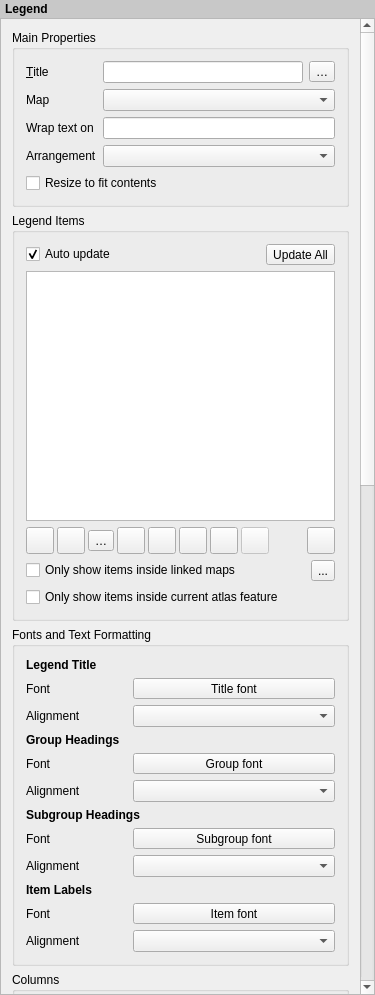
nextgis/nextgisqgis, file src/ui/layout/qgslayoutlegendwidgetbase.ui: the form before one commit.
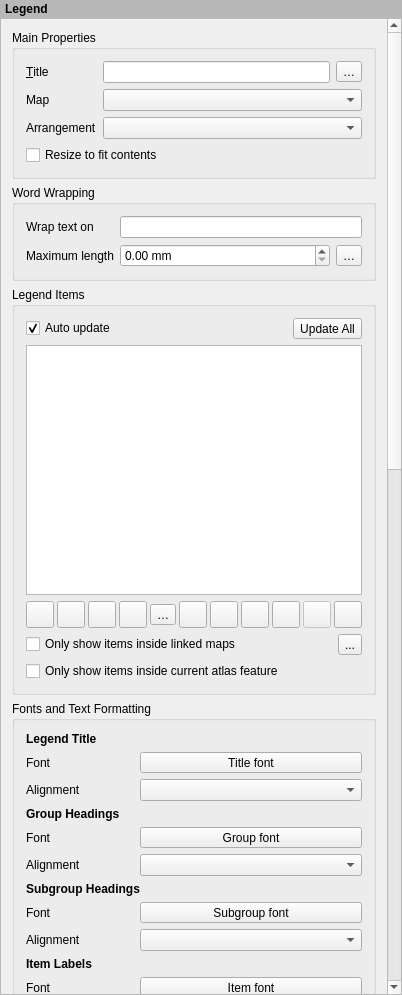
The form after the commit. Icons and pictures are not drawn. Custom widgets are drawn as their Qt base class.

What changed in the file:
```diff
--- a/src/ui/layout/qgslayoutlegendwidgetbase.ui
+++ b/src/ui/layout/qgslayoutlegendwidgetbase.ui
@@ -6,7 +6,7 @@
    <rect>
     <x>0</x>
     <y>0</y>
-    <width>375</width>
+    <width>402</width>
     <height>995</height>
    </rect>
   </property>
@@ -44,7 +44,7 @@
       </sizepolicy>
      </property>
      <property name="styleSheet">
-      <string notr="true">padding: 2px; font-weight: bold; background-color: rgb(200, 200, 200);</string>
+      <string notr="true">padding: 2px; font-weight: bold; background-color: palette(mid);</string>
      </property>
      <property name="text">
       <string>Legend</string>
@@ -64,8 +64,8 @@
        <rect>
         <x>0</x>
         <y>0</y>
-        <width>359</width>
-        <height>2256</height>
+        <width>386</width>
+        <height>2334</height>
        </rect>
       </property>
       <layout class="QVBoxLayout" name="mainLayout">
@@ -84,43 +84,15 @@
           <bool>false</bool>
          </property>
          <layout class="QGridLayout" name="gridLayout_2">
-          <item row="0" column="1">
-           <widget class="QLineEdit" name="mTitleLineEdit"/>
-          </item>
-          <item row="2" column="0">
-           <widget class="QLabel" name="label">
+          <item row="3" column="0">
+           <widget class="QLabel" name="label_15">
             <property name="text">
-             <string>Wrap text on</string>
+             <string>Arrangement</string>
             </property>
            </widget>
           </item>
-          <item row="2" column="1" colspan="2">
-           <widget class="QLineEdit" name="mWrapCharLineEdit">
-            <property name="frame">
-             <bool>true</bool>
-            </property>
-           </widget>
-          </item>
-          <item row="0" column="2">
-           <widget class="QgsPropertyOverrideButton" name="mLegendTitleDDBtn">
-            <property name="text">
-             <string>…</string>
-            </property>
-           </widget>
-          </item>
-          <item row="4" column="0" colspan="2">
-           <widget class="QCheckBox" name="mCheckboxResizeContents">
-            <property name="text">
-             <string>Resize to fit contents</string>
-            </property>
-           </widget>
-          </item>
-          <item row="1" column="0">
-           <widget class="QLabel" name="mMapLabel">
-            <property name="text">
-             <string>Map</string>
-            </property>
-           </widget>
+          <item row="1" column="1" colspan="2">
+           <widget class="QgsLayoutItemComboBox" name="mMapComboBox"/>
           </item>
           <item row="0" column="0">
            <widget class="QLabel" name="mTitleLabel">
@@ -132,16 +104,80 @@
             </property>
            </widget>
           </item>
-          <item row="1" column="1" colspan="2">
-           <widget class="QgsLayoutItemComboBox" name="mMapComboBox"/>
+          <item row="0" column="2">
+           <widget class="QgsPropertyOverrideButton" name="mLegendTitleDDBtn">
+            <property name="text">
+             <string>…</string>
+            </property>
+           </widget>
           </item>
           <item row="3" column="1" colspan="2">
            <widget class="QgsAlignmentComboBox" name="mArrangementCombo"/>
           </item>
-          <item row="3" column="0">
-           <widget class="QLabel" name="label_15">
+          <item row="1" column="0">
+           <widget class="QLabel" name="mMapLabel">
             <property name="text">
-             <string>Arrangement</string>
+             <string>Map</string>
+            </property>
+           </widget>
+          </item>
+          <item row="4" column="0" colspan="2">
+           <widget class="QCheckBox" name="mCheckboxResizeContents">
+            <property name="text">
+             <string>Resize to fit contents</string>
+            </property>
+           </widget>
+          </item>
+          <item row="0" column="1">
+           <widget class="QLineEdit" name="mTitleLineEdit"/>
+          </item>
+         </layout>
+        </widget>
+       </item>
+       <item>
+        <widget class="QgsCollapsibleGroupBoxBasic" name="groupBox">
+         <property name="title">
+          <string>Word Wrapping</string>
+         </property>
+         <layout class="QGridLayout" name="gridLayout_6" columnstretch="0,1,0">
+          <item row="0" column="0">
+           <widget class="QLabel" name="label">
+            <property name="text">
+             <string>Wrap text on</string>
+            </property>
+           </widget>
+          </item>
+          <item row="1" column="0">
+           <widget class="QLabel" name="label_16">
+            <property name="text">
+             <string>Maximum length</string>
+            </property>
+           </widget>
+          </item>
+          <item row="1" column="1">
+           <widget class="QgsDoubleSpinBox" name="mMaxWidthSpinBox">
+            <property name="prefix">
+             <string/>
+            </property>
+            <property name="suffix">
+             <string> mm</string>
+            </property>
+            <property name="showClearButton" stdset="0">
+             <bool>false</bool>
+            </property>
+           </widget>
+          </item>
+          <item row="1" column="2">
+           <widget class="QgsPropertyOverrideButton" name="mLegendAutoWrapWidthDDBtn">
+            <property name="text">
+             <string>…</string>
+            </property>
+           </widget>
+          </item>
+          <item row="0" column="1" colspan="2">
+           <widget class="QLineEdit" name="mWrapCharLineEdit">
+            <property name="frame">
+             <bool>true</bool>
             </property>
            </widget>
           </item>
@@ -227,6 +263,52 @@
             <property name="spacing">
              <number>3</number>
             </property>
+            <item>
+             <widget class="QToolButton" name="mExpandAllToolButton">
+              <property name="sizePolicy">
+               <sizepolicy hsizetype="Preferred" vsizetype="Fixed">
+                <horstretch>0</horstretch>
+                <verstretch>0</verstretch>
+               </sizepolicy>
+              </property>
+              <property name="toolTip">
+               <string>Expand all</string>
+              </property>
+              <property name="text">
+               <string/>
+              </property>
+              <property name="icon">
+               <iconset resource="../../../images/images.qrc">
+                <normaloff>:/images/themes/default/mActionExpandTree.svg</normaloff>:/images/themes/default/mActionExpandTree.svg</iconset>
+              </property>
+              <property name="iconSize">
+               <size>
+                <width>20</width>
+                <height>20</height>
+               </size>
+              </property>
+             </widget>
+            </item>
+            <item>
+             <widget class="QToolButton" name="mCollapseAllToolButton">
+              <property name="toolTip">
+               <string>Collapse all</string>
+              </property>
+              <property name="text">
+               <string/>
+              </property>
+              <property name="icon">
+               <iconset resource="../../../images/images.qrc">
+                <normaloff>:/images/themes/default/mActionCollapseTree.svg</normaloff>:/images/themes/default/mActionCollapseTree.svg</iconset>
+              </property>
+              <property name="iconSize">
+               <size>
+                <width>20</width>
+                <height>20</height>
+               </size>
+              </property>
+             </widget>
+            </item>
             <item>
              <widget class="QToolButton" name="mMoveDownToolButton">
               <property name="sizePolicy">
@@ -483,22 +565,8 @@
           <bool>true</bool>
          </property>
          <layout class="QGridLayout" name="gridLayout_4" columnstretch="0,0,0">
-          <item row="11" column="0">
-           <widget class="QLabel" name="label_20">
-            <property name="text">
-             <string>Alignment</string>
-            </property>
-           </widget>
-          </item>
-          <item row="4" column="0">
-           <widget class="QLabel" name="label_22">
-            <property name="text">
-             <string>Font</string>
-            </property>
-           </widget>
-          </item>
-          <item row="7" column="1" colspan="2">
-           <widget class="QgsFontButton" name="mLayerFontButton">
+          <item row="11" column="1" colspan="2">
+           <widget class="QgsFontButton" name="mItemFontButton">
             <property name="sizePolicy">
              <sizepolicy hsizetype="Expanding" vsizetype="Fixed">
               <horstretch>0</horstretch>
@@ -506,21 +574,40 @@
              </sizepolicy>
             </property>
             <property name="text">
-             <string>Subgroup font</string>
+             <string>Item font</string>
             </property>
            </widget>
           </item>
-          <item row="6" column="0" colspan="3">
+          <item row="6" column="1" colspan="2">
+           <widget class="QgsAlignmentComboBox" name="mGroupAlignCombo"/>
+          </item>
+          <item row="7" column="0" colspan="3">
            <widget class="QLabel" name="label_23">
             <property name="text">
              <string>&lt;b&gt;Subgroup Headings&lt;/b&gt;</string>
             </property>
            </widget>
           </item>
-          <item row="9" column="0" colspan="3">
-           <widget class="QLabel" name="label_25">
+          <item row="2" column="1" colspan="2">
+           <widget class="QgsAlignmentComboBox" name="mTitleAlignCombo"/>
+          </item>
+          <item row="3" column="0" colspan="3">
+           <widget class="QLabel" name="label_21">
             <property name="text">
-             <string>&lt;b&gt;Item Labels&lt;/b&gt;</string>
+             <string>&lt;b&gt;Group Headings&lt;/b&gt;</string>
+            </property>
+           </widget>
+          </item>
+          <item row="5" column="1" colspan="2">
+           <widget class="QgsFontButton" name="mGroupFontButton">
+            <property name="sizePolicy">
+             <sizepolicy hsizetype="Expanding" vsizetype="Fixed">
+              <horstretch>0</horstretch>
+              <verstretch>0</verstretch>
+             </sizepolicy>
+            </property>
+            <property name="text">
+             <string>Group font</string>
             </property>
            </widget>
           </item>
@@ -531,20 +618,23 @@
             </property>
            </widget>
           </item>
-          <item row="5" column="0">
-           <widget class="QLabel" name="label_18_alignment">
-            <property name="text">
-             <string>Alignment</string>
-            </property>
-           </widget>
-          </item>
-          <item row="8" column="0">
+          <item row="9" column="0">
            <widget class="QLabel" name="label_19_alignment">
             <property name="text">
              <string>Alignment</string>
             </property>
            </widget>
           </item>
+          <item row="0" column="0" colspan="3">
+           <widget class="QLabel" name="label_27">
+            <property name="text">
+             <string>&lt;b&gt;Legend Title&lt;/b&gt;</string>
+            </property>
+           </widget>
+          </item>
+          <item row="12" column="1" colspan="2">
+           <widget class="QgsAlignmentComboBox" name="mItemAlignCombo"/>
+          </item>
           <item row="1" column="0">
            <widget class="QLabel" name="label_28">
             <property name="text">
@@ -552,49 +642,20 @@
             </property>
            </widget>
           </item>
-          <item row="4" column="1" colspan="2">
-           <widget class="QgsFontButton" name="mGroupFontButton">
-            <property name="sizePolicy">
-             <sizepolicy hsizetype="Expanding" vsizetype="Fixed">
-              <horstretch>0</horstretch>
-              <verstretch>0</verstretch>
-             </sizepolicy>
-            </property>
-            <property name="text">
-             <string>Group font</string>
-            </property>
-           </widget>
-          </item>
-          <item row="10" column="1" colspan="2">
-           <widget class="QgsFontButton" name="mItemFontButton">
-            <property name="sizePolicy">
-             <sizepolicy hsizetype="Expanding" vsizetype="Fixed">
-              <horstretch>0</horstretch>
-              <verstretch>0</verstretch>
-             </sizepolicy>
-            </property>
-            <property name="text">
-             <string>Item font</string>
-            </property>
-           </widget>
-          </item>
-          <item row="7" column="0">
+          <item row="8" column="0">
            <widget class="QLabel" name="label_24">
             <property name="text">
              <string>Font</string>
             </property>
            </widget>
           </item>
-          <item row="10" column="0">
-           <widget class="QLabel" name="label_26">
+          <item row="10" column="0" colspan="3">
+           <widget class="QLabel" name="label_25">
             <property name="text">
-             <string>Font</string>
+             <string>&lt;b&gt;Item Labels&lt;/b&gt;</string>
             </property>
            </widget>
           </item>
-          <item row="5" column="1" colspan="2">
-           <widget class="QgsAlignmentComboBox" name="mGroupAlignCombo"/>
-          </item>
           <item row="1" column="1" colspan="2">
            <widget class="QgsFontButton" name="mTitleFontButton">
             <property name="sizePolicy">
@@ -608,29 +669,50 @@
             </property>
            </widget>
           </item>
+          <item row="12" column="0">
+           <widget class="QLabel" name="label_20">
+            <property name="text">
+             <string>Alignment</string>
+            </property>
+           </widget>
+          </item>
+          <item row="11" column="0">
+           <widget class="QLabel" name="label_26">
+            <property name="text">
+             <string>Font</string>
+            </property>
+           </widget>
+          </item>
+          <item row="5" column="0">
+           <widget class="QLabel" name="label_22">
+            <property name="text">
+             <string>Font</string>
+            </property>
+           </widget>
+          </item>
           <item row="8" column="1" colspan="2">
+           <widget class="QgsFontButton" name="mLayerFontButton">
+            <property name="sizePolicy">
+             <sizepolicy hsizetype="Expanding" vsizetype="Fixed">
+              <horstretch>0</horstretch>
+              <verstretch>0</verstretch>
+             </sizepolicy>
+            </property>
+            <property name="text">
+             <string>Subgroup font</string>
+            </property>
+           </widget>
+          </item>
+          <item row="6" column="0">
+           <widget class="QLabel" name="label_18_alignment">
+            <property name="text">
+             <string>Alignment</string>
+            </property>
+           </widget>
+          </item>
+          <item row="9" column="1" colspan="2">
            <widget class="QgsAlignmentComboBox" name="mSubgroupAlignCombo"/>
           </item>
-          <item row="2" column="1" colspan="2">
-           <widget class="QgsAlignmentComboBox" name="mTitleAlignCombo"/>
-          </item>
-          <item row="11" column="1" colspan="2">
-           <widget class="QgsAlignmentComboBox" name="mItemAlignCombo"/>
-          </item>
-          <item row="0" column="0" colspan="3">
-           <widget class="QLabel" name="label_27">
-            <property name="text">
-             <string>&lt;b&gt;Legend Title&lt;/b&gt;</string>
-            </property>
-           </widget>
-          </item>
-          <item row="3" column="0" colspan="3">
-           <widget class="QLabel" name="label_21">
-            <property name="text">
-             <string>&lt;b&gt;Group Headings&lt;/b&gt;</string>
-            </property>
-           </widget>
-          </item>
          </layout>
         </widget>
        </item>
@@ -737,19 +819,6 @@
             </property>
            </widget>
           </item>
-          <item row="1" column="1">
-           <widget class="QgsDoubleSpinBox" name="mSymbolWidthSpinBox">
-            <property name="prefix">
-             <string/>
-            </property>
-            <property name="suffix">
-             <string> mm</string>
-            </property>
-            <property name="showClearButton" stdset="0">
-             <bool>false</bool>
-            </property>
-           </widget>
-          </item>
           <item row="2" column="0">
            <widget class="QLabel" name="label_4">
             <property name="text">
@@ -872,7 +941,7 @@
           <item row="4" column="1">
            <widget class="QgsDoubleSpinBox" name="mMaxSymbolSizeSpinBox">
             <property name="suffix">
-             <string>mm</string>
+             <string> mm</string>
             </property>
            </widget>
           </item>
@@ -893,7 +962,20 @@
           <item row="3" column="1">
            <widget class="QgsDoubleSpinBox" name="mMinSymbolSizeSpinBox">
             <property name="suffix">
-             <string>mm</string>
+             <string> mm</string>
+            </property>
+           </widget>
+          </item>
+          <item row="1" column="1">
+           <widget class="QgsDoubleSpinBox" name="mSymbolWidthSpinBox">
+            <property name="prefix">
+             <string/>
+            </property>
+            <property name="suffix">
+             <string> mm</string>
+            </property>
+            <property name="showClearButton" stdset="0">
+             <bool>false</bool>
             </property>
            </widget>
           </item>
@@ -1000,6 +1082,9 @@
             <property name="suffix">
              <string> mm</string>
             </property>
+            <property name="maximum">
+             <double>9999.989999999999782</double>
+            </property>
            </widget>
           </item>
           <item row="15" column="1">
@@ -1010,6 +1095,9 @@
             <property name="suffix">
              <string> mm</string>
             </property>
+            <property name="maximum">
+             <double>9999.989999999999782</double>
+            </property>
            </widget>
           </item>
           <item row="1" column="0">
@@ -1047,6 +1135,9 @@
             <property name="suffix">
              <string> mm</string>
             </property>
+            <property name="maximum">
+             <double>9999.989999999999782</double>
+            </property>
            </widget>
           </item>
           <item row="8" column="0">
@@ -1064,6 +1155,9 @@
             <property name="suffix">
              <string> mm</string>
             </property>
+            <property name="maximum">
+             <double>9999.989999999999782</double>
+            </property>
            </widget>
           </item>
           <item row="9" column="0">
@@ -1084,6 +1178,9 @@
             <property name="suffix">
              <string> mm</string>
             </property>
+            <property name="maximum">
+             <double>9999.989999999999782</double>
+            </property>
            </widget>
           </item>
           <item row="15" column="0">
@@ -1104,6 +1201,9 @@
             <property name="suffix">
              <string> mm</string>
             </property>
+            <property name="maximum">
+             <double>9999.989999999999782</double>
+            </property>
            </widget>
           </item>
           <item row="4" column="1">
@@ -1114,6 +1214,9 @@
             <property name="suffix">
              <string> mm</string>
             </property>
+            <property name="maximum">
+             <double>9999.989999999999782</double>
+            </property>
            </widget>
           </item>
           <item row="11" column="0">
@@ -1131,6 +1234,9 @@
             <property name="suffix">
              <string> mm</string>
             </property>
+            <property name="maximum">
+             <double>9999.989999999999782</double>
+            </property>
            </widget>
           </item>
           <item row="2" column="0">
@@ -1148,6 +1254,9 @@
             <property name="suffix">
              <string> mm</string>
             </property>
+            <property name="maximum">
+             <double>9999.989999999999782</double>
+            </property>
            </widget>
           </item>
           <item row="13" column="0">
@@ -1168,6 +1277,9 @@
             <property name="suffix">
              <string> mm</string>
             </property>
+            <property name="maximum">
+             <double>9999.989999999999782</double>
+            </property>
            </widget>
           </item>
           <item row="3" column="0">
@@ -1198,6 +1310,9 @@
             <property name="suffix">
              <string> mm</string>
             </property>
+            <property name="maximum">
+             <double>9999.989999999999782</double>
+            </property>
            </widget>
           </item>
           <item row="17" column="0">
@@ -1225,6 +1340,9 @@
             <property name="suffix">
              <string> mm</string>
             </property>
+            <property name="maximum">
+             <double>9999.989999999999782</double>
+            </property>
            </widget>
           </item>
           <item row="9" column="1">
@@ -1235,6 +1353,9 @@
             <property name="suffix">
              <string> mm</string>
             </property>
+            <property name="maximum">
+             <double>9999.989999999999782</double>
+            </property>
            </widget>
           </item>
           <item row="16" column="0">
@@ -1296,6 +1417,9 @@
             <property name="suffix">
              <string> mm</string>
             </property>
+            <property name="maximum">
+             <double>9999.989999999999782</double>
+            </property>
            </widget>
           </item>
           <item row="10" column="0">
```
Left out of the diff: 7 changed lines with no effect on the pictures.
